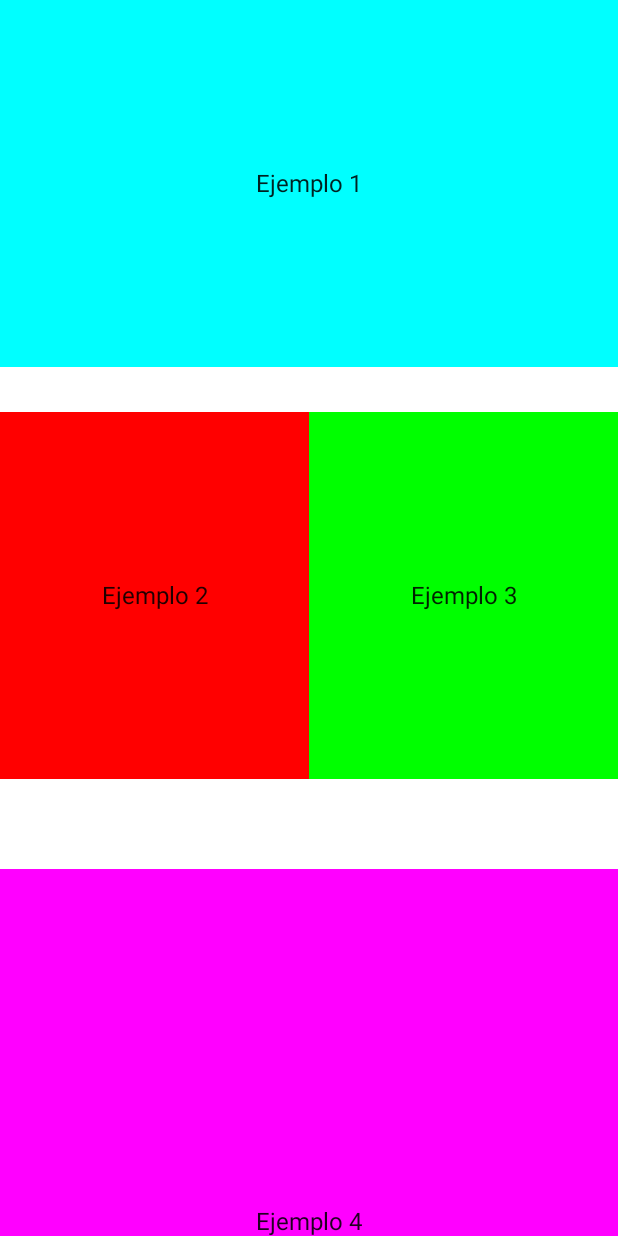
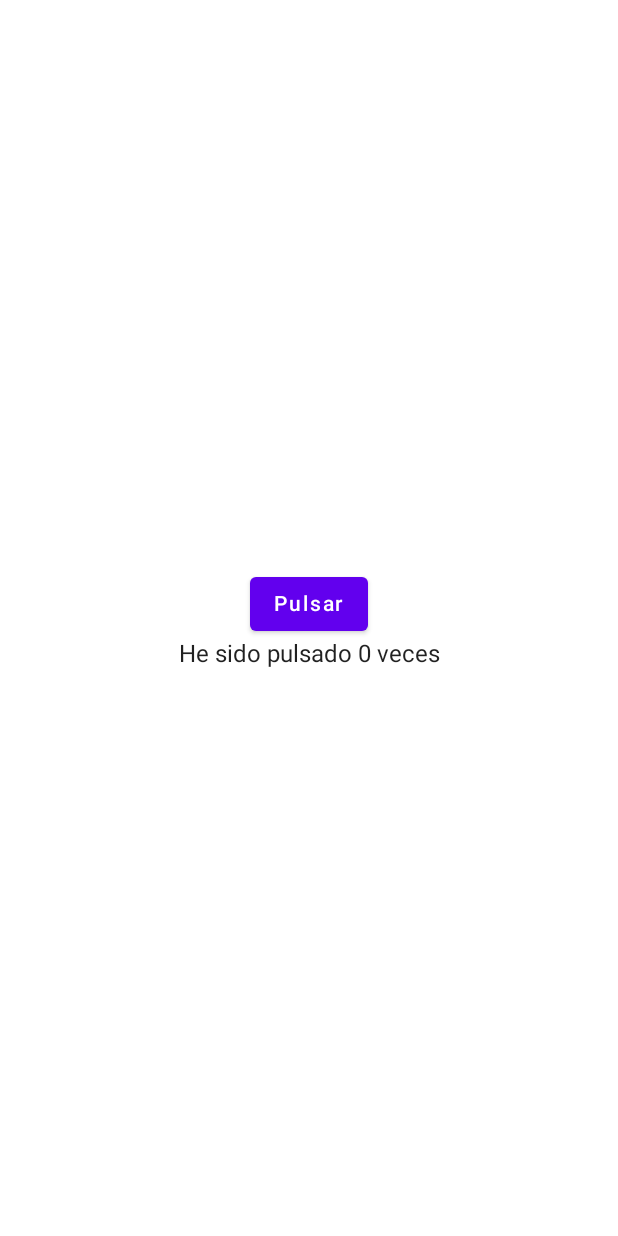
Before and after one commit to EdgarAbelEspinoAlba/exampleComposable, an Android app built with Jetpack Compose: the screen it shows after launch (MainActivity), on a phone screen of 412 x 824 dp. Run offline under Robolectric (Android 15) with nearby library versions, the phone set to English and light mode, and no system bars.

Commit message:
[ADD] Counter

```diff
--- a/app/src/main/java/com/example/mynewcompose/MainActivity.kt
+++ b/app/src/main/java/com/example/mynewcompose/MainActivity.kt
@@ -5,10 +5,13 @@ import androidx.activity.ComponentActivity
 import androidx.activity.compose.setContent
 import androidx.compose.foundation.*
 import androidx.compose.foundation.layout.*
+import androidx.compose.material.Button
 import androidx.compose.material.MaterialTheme
 import androidx.compose.material.Surface
 import androidx.compose.material.Text
 import androidx.compose.runtime.Composable
+import androidx.compose.runtime.mutableStateOf
+import androidx.compose.runtime.remember
 import androidx.compose.ui.Alignment
 import androidx.compose.ui.Modifier
 import androidx.compose.ui.graphics.Color
@@ -29,10 +32,33 @@ class MainActivity : ComponentActivity() {
                     color = MaterialTheme.colors.background
                 ) {
                     //MySuperText()
-                    ShowTest()
+                    //ShowTest()
+                    MyStateExample()
                 }
             }
         }
+    }
+}
+
+@Composable
+fun MyStateExample() {
+
+    var counter = remember { mutableStateOf(0) }
+
+    Column(
+        modifier = Modifier
+            .fillMaxSize(),
+        verticalArrangement = Arrangement.Center,
+        horizontalAlignment = Alignment.CenterHorizontally
+    ) {
+        Button(
+            onClick = {
+                counter.value += 1
+            }
+        ) {
+            Text(text = "Pulsar")
+        }
+        Text(text = "He sido pulsado ${counter.value} veces")
     }
 }
 
@@ -51,9 +77,9 @@ class MainActivity : ComponentActivity() {
     showSystemUi = true
 )
 @Composable
-fun ShowTest() {
+fun DefaultPreview() {
     //MyBox(name = "Android")
-    MyComplexLayout()
+    MyStateExample()
 }
 
 @Composable
```
